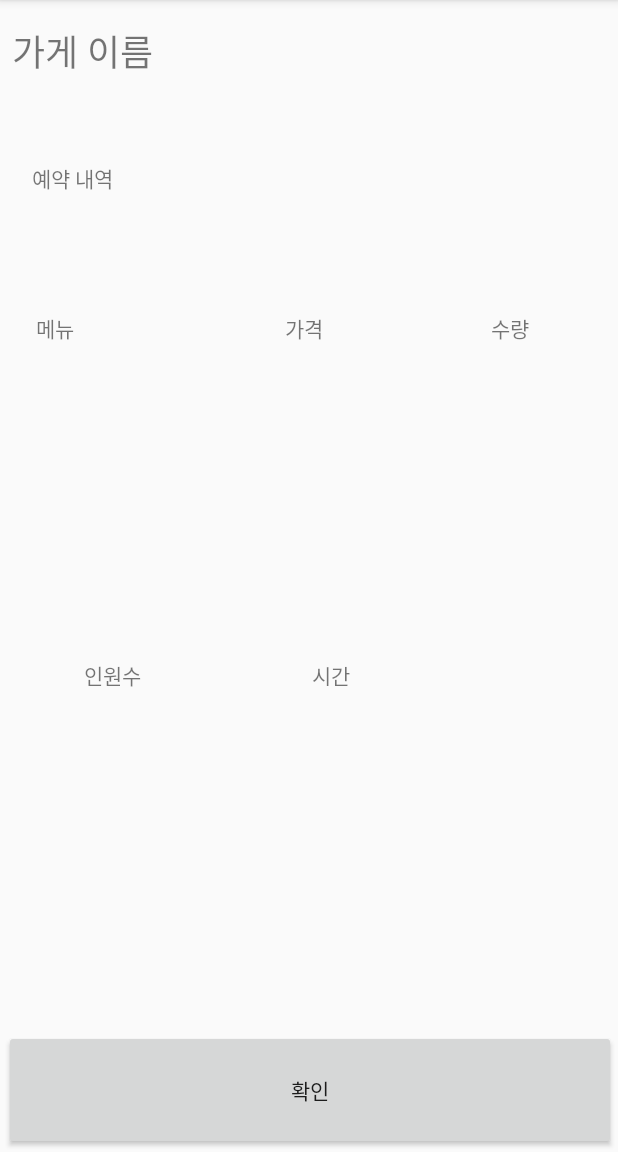
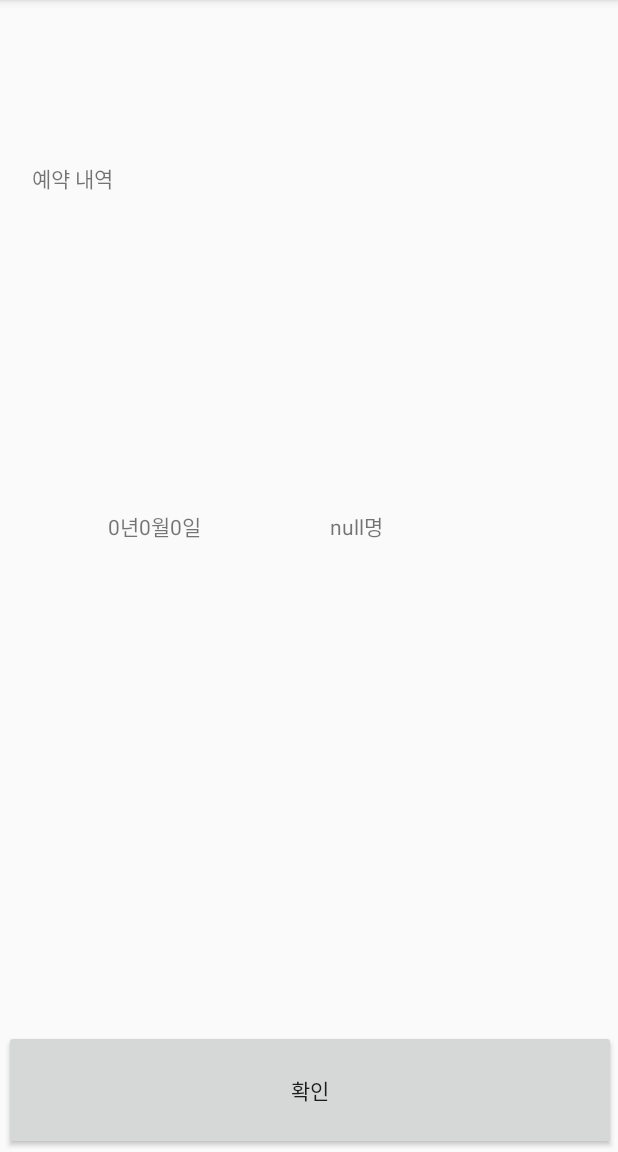
Before and after one commit to sog0ng/restaurant, an Android app: the ResultActivity screen opened directly, with no data from a screen before it, on a phone screen of 412 x 824 dp, the part 84-1236 px from its top. Run offline under Robolectric (Android 15) with nearby library versions, the phone set to English and light mode, and no system bars; our stand-ins replace Firebase (no records; nobody signed in at launch, a user with empty details on screens opened directly).

Commit message:
예약 액티비티,디비연결

```diff
--- a/app/src/main/java/com/example/reservation/CustomerHomeActivity.java
+++ b/app/src/main/java/com/example/reservation/CustomerHomeActivity.java
@@ -101,9 +101,9 @@ public class CustomerHomeActivity extends AppCompatActivity {
         listview.setOnItemClickListener(new AdapterView.OnItemClickListener(){//리스트 클릭시
             @Override
             public void onItemClick(AdapterView parent, View v, int position, long id){ //리스트뷰 클릭시 해당하는 레스토랑 정보로 감
-                Intent reservation = new Intent(getApplicationContext(), ReservationActivity.class);
-                reservation.putExtra("restaurant_name", list);
-                startActivity(reservation);
+                Intent reservation2 = new Intent(getApplicationContext(), Reservation2Activity.class);
+                reservation2.putExtra("restaurant_name", list.get(position));
+                startActivity(reservation2);
             }
         });
 
--- a/app/src/main/java/com/example/reservation/OwnerHomeActivity.java
+++ b/app/src/main/java/com/example/reservation/OwnerHomeActivity.java
@@ -62,9 +62,9 @@ public class OwnerHomeActivity extends AppCompatActivity {
         adapter.addItem("닉네임", 2019, 11, 12, 5, 7, "도착시간", 3);
         adapter.addItem("닉네임", 2019, 11, 13, 5, 7, "도착시간", 3);
         adapter.addItem("닉네임", 2019, 11, 14, 5, 7, "도착시간", 3);
-        adapter.addItem("닉네임", 2019, 11, 15, 5, 7, "도착시간", 3);
-        adapter.addItem("닉네임", 2019, 11, 16, 5, 7, "도착시간", 3);
-        adapter.addItem("닉네임", 2019, 11, 17, 5, 7, "도착시간", 3);
+        adapter.addItem("닉네임", 2019, 11, 25, 5, 7, "도착시간", 3);
+        adapter.addItem("닉네임", 2019, 11, 26, 5, 7, "도착시간", 3);
+        adapter.addItem("닉네임", 2019, 11, 27, 5, 7, "도착시간", 3);
 
 
 
--- a/app/src/main/java/com/example/reservation/ResultActivity.java
+++ b/app/src/main/java/com/example/reservation/ResultActivity.java
@@ -1,6 +1,17 @@
 package com.example.reservation;
 
+import android.content.Intent;
 import android.os.Bundle;
+import android.view.View;
+import android.widget.Button;
+import android.widget.EditText;
+import android.widget.TextView;
+
+import com.google.firebase.database.DatabaseReference;
+import com.google.firebase.database.FirebaseDatabase;
+
+import java.text.SimpleDateFormat;
+import java.util.Date;
 
 import androidx.appcompat.app.AppCompatActivity;
 
@@ -10,5 +21,46 @@ public class ResultActivity extends AppCompatActivity {
     protected void onCreate(Bundle savedInstanceState) {
         super.onCreate(savedInstanceState);
         setContentView(R.layout.result);
+
+        FirebaseDatabase database = FirebaseDatabase.getInstance();
+        final DatabaseReference myRef = database.getReference("Reservation");
+        final String reservation_key = myRef.push().getKey();//고유키
+
+        int year = getIntent().getIntExtra("year",0);
+        int month = getIntent().getIntExtra("month",0);
+        int day = getIntent().getIntExtra("day",0);
+        final String str_covers = getIntent().getStringExtra("covers");
+        final String str_restaurantName = getIntent().getStringExtra("restaurant_name");
+
+        TextView r_date = (TextView) findViewById(R.id.r_date);
+        TextView covers = (TextView) findViewById(R.id.covers);
+        TextView restaurantName = (TextView) findViewById(R.id.restaurant_name);
+        Button submit = (Button) findViewById(R.id.submit);
+
+        restaurantName.setText(str_restaurantName);
+        r_date.setText(year+"년"+month+"월"+day+"일");
+        covers.setText(str_covers+"명");
+
+
+
+        submit.setOnClickListener(new View.OnClickListener() {
+            EditText covers;
+            @Override
+            public void onClick(View v) {
+                Reservation reservation = new Reservation();
+                reservation.setRestaurant_name(str_restaurantName);
+                //reservation.setR_id('test');
+                reservation.setConfirm(0);
+                reservation.setCovers(Integer.parseInt(str_covers));
+                reservation.setIs_accepted(0);
+                reservation.setNickname("asdf");
+//              reservation.setR_date();
+//              reservation.setR_index();
+                myRef.child(reservation_key).setValue(reservation);
+            }
+        });
+
     }
+
+
 }
--- a/app/src/main/java/com/example/reservation/ui/manage/ManageFragment.java
+++ b/app/src/main/java/com/example/reservation/ui/manage/ManageFragment.java
@@ -22,8 +22,8 @@ public class ManageFragment extends Fragment {
             ViewGroup container, Bundle savedInstanceState) {
         shareViewModel =
                 ViewModelProviders.of(this).get(ManageViewModel.class);
-        View root = inflater.inflate(R.layout.fragment_manage, container, false);
-        final TextView textView = root.findViewById(R.id.text_manage);
+        View root = inflater.inflate(R.layout.fragment_manage_menu, container, false);
+        final TextView textView = root.findViewById(R.id.text_manage_menu);
         shareViewModel.getText().observe(this, new Observer<String>() {
             @Override
             public void onChanged(@Nullable String s) {
--- a/app/src/main/res/layout/fragment_manage.xml
+++ b/app/src/main/res/layout/fragment_manage_seat.xml
@@ -6,7 +6,7 @@
     android:layout_height="match_parent" >
 
     <TextView
-        android:id="@+id/text_manage"
+        android:id="@+id/text_manage_seat"
         android:layout_width="match_parent"
         android:layout_height="wrap_content"
         android:layout_marginStart="8dp"
--- a/app/src/main/res/layout/result.xml
+++ b/app/src/main/res/layout/result.xml
@@ -6,17 +6,17 @@
     android:layout_height="match_parent">
 
     <Button
+        android:id="@+id/submit"
         android:layout_width="408dp"
         android:layout_height="80dp"
         android:layout_marginEnd="1dp"
-        android:layout_marginRight="1dp"
         android:layout_marginBottom="1dp"
         android:text="확인"
         app:layout_constraintBottom_toBottomOf="parent"
         app:layout_constraintEnd_toEndOf="parent" />
 
     <TextView
-        android:id="@+id/restaurant_name2"
+        android:id="@+id/restaurant_name"
         android:layout_width="0dp"
         android:layout_height="87dp"
         android:layout_marginStart="8dp"
@@ -31,44 +31,6 @@
         app:layout_constraintStart_toStartOf="parent"
         app:layout_constraintTop_toTopOf="parent" />
 
-    <TableLayout
-        android:layout_width="362dp"
-        android:layout_height="198dp"
-        android:layout_marginStart="24dp"
-        android:layout_marginLeft="24dp"
-        android:layout_marginTop="208dp"
-        app:layout_constraintStart_toStartOf="parent"
-        app:layout_constraintTop_toTopOf="parent">
-
-        <TableRow
-            android:layout_width="match_parent"
-            android:layout_height="102dp">
-
-            <TextView
-                android:id="@+id/textView15"
-                android:layout_width="166dp"
-                android:layout_height="match_parent"
-                android:text="메뉴" />
-
-            <TextView
-                android:id="@+id/textView16"
-                android:layout_width="137dp"
-                android:layout_height="match_parent"
-                android:text="가격" />
-
-            <TextView
-                android:id="@+id/textView17"
-                android:layout_width="58dp"
-                android:layout_height="match_parent"
-                android:text="수량" />
-        </TableRow>
-
-        <TableRow
-            android:layout_width="match_parent"
-            android:layout_height="match_parent" />
-
-    </TableLayout>
-
     <TextView
         android:id="@+id/textView4"
         android:layout_width="374dp"
@@ -81,23 +43,21 @@
         app:layout_constraintTop_toTopOf="parent" />
 
     <TextView
-        android:id="@+id/textView18"
+        android:id="@+id/covers"
         android:layout_width="124dp"
         android:layout_height="44dp"
-        android:layout_marginStart="56dp"
-        android:layout_marginLeft="56dp"
-        android:layout_marginTop="439dp"
+        android:layout_marginStart="220dp"
+        android:layout_marginTop="340dp"
         android:text="인원수"
         app:layout_constraintStart_toStartOf="parent"
         app:layout_constraintTop_toTopOf="parent" />
 
     <TextView
-        android:id="@+id/textView20"
+        android:id="@+id/r_date"
         android:layout_width="124dp"
         android:layout_height="44dp"
-        android:layout_marginStart="208dp"
-        android:layout_marginLeft="208dp"
-        android:layout_marginTop="439dp"
+        android:layout_marginStart="72dp"
+        android:layout_marginTop="340dp"
         android:text="시간"
         app:layout_constraintStart_toStartOf="parent"
         app:layout_constraintTop_toTopOf="parent" />
```
Also changed, not shown: app/src/main/java/com/example/reservation/Reservation.java (added, +79 -0 lines), app/src/main/java/com/example/reservation/Reservation2Activity.java (+48 -1 lines), app/src/main/res/layout/fragment_manage_menu.xml (added, +51 -0 lines), app/src/main/res/layout/reservation2.xml (+22 -4 lines), app/src/main/res/navigation/mobile_navigation.xml (+6 -1 lines).
